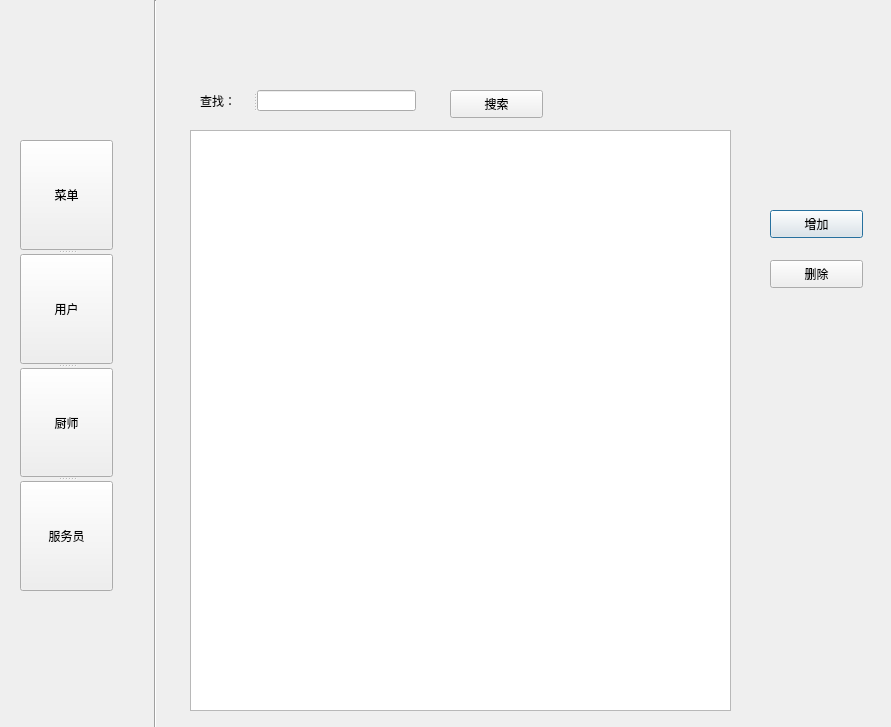
This is superuserdialog.ui in WhirlFirst/QtDish as Qt 5 draws it before an edit. The edited form follows.
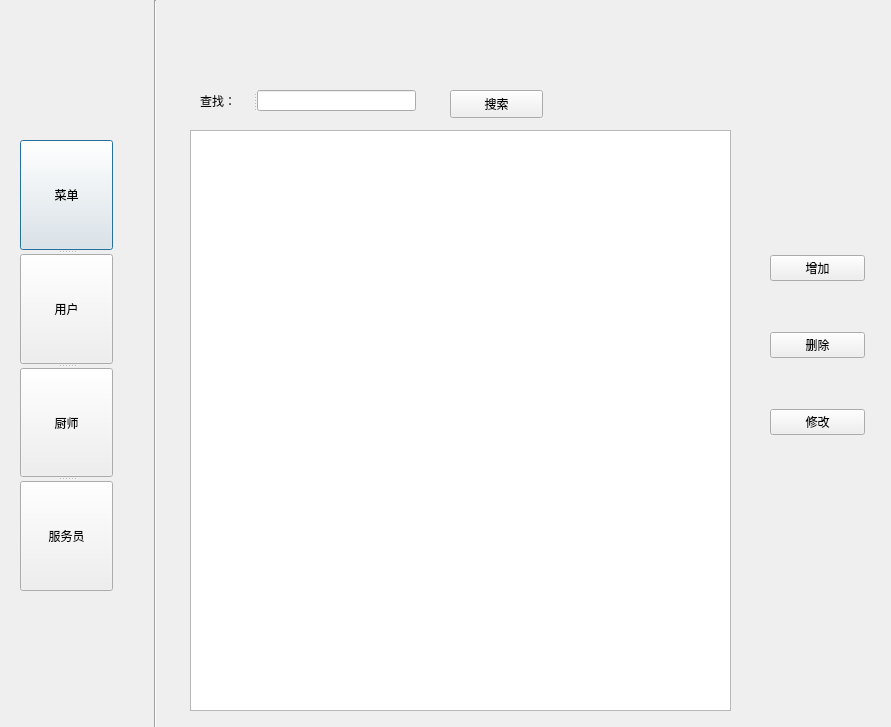
This is the edited form.

```diff
--- a/superuserdialog.ui
+++ b/superuserdialog.ui
@@ -38,32 +38,6 @@
     <enum>Qt::Vertical</enum>
    </property>
   </widget>
-  <widget class="QPushButton" name="addBtn">
-   <property name="geometry">
-    <rect>
-     <x>770</x>
-     <y>210</y>
-     <width>93</width>
-     <height>28</height>
-    </rect>
-   </property>
-   <property name="text">
-    <string>增加</string>
-   </property>
-  </widget>
-  <widget class="QPushButton" name="deletebtn">
-   <property name="geometry">
-    <rect>
-     <x>770</x>
-     <y>260</y>
-     <width>93</width>
-     <height>28</height>
-    </rect>
-   </property>
-   <property name="text">
-    <string>删除</string>
-   </property>
-  </widget>
   <widget class="QSplitter" name="splitter">
    <property name="geometry">
     <rect>
@@ -139,6 +113,39 @@
     <string>搜索</string>
    </property>
   </widget>
+  <widget class="QWidget" name="">
+   <property name="geometry">
+    <rect>
+     <x>770</x>
+     <y>210</y>
+     <width>95</width>
+     <height>271</height>
+    </rect>
+   </property>
+   <layout class="QVBoxLayout" name="verticalLayout">
+    <item>
+     <widget class="QPushButton" name="addBtn">
+      <property name="text">
+       <string>增加</string>
+      </property>
+     </widget>
+    </item>
+    <item>
+     <widget class="QPushButton" name="deletebtn">
+      <property name="text">
+       <string>删除</string>
+      </property>
+     </widget>
+    </item>
+    <item>
+     <widget class="QPushButton" name="deletebtn_2">
+      <property name="text">
+       <string>修改</string>
+      </property>
+     </widget>
+    </item>
+   </layout>
+  </widget>
  </widget>
  <resources/>
  <connections/>
```
